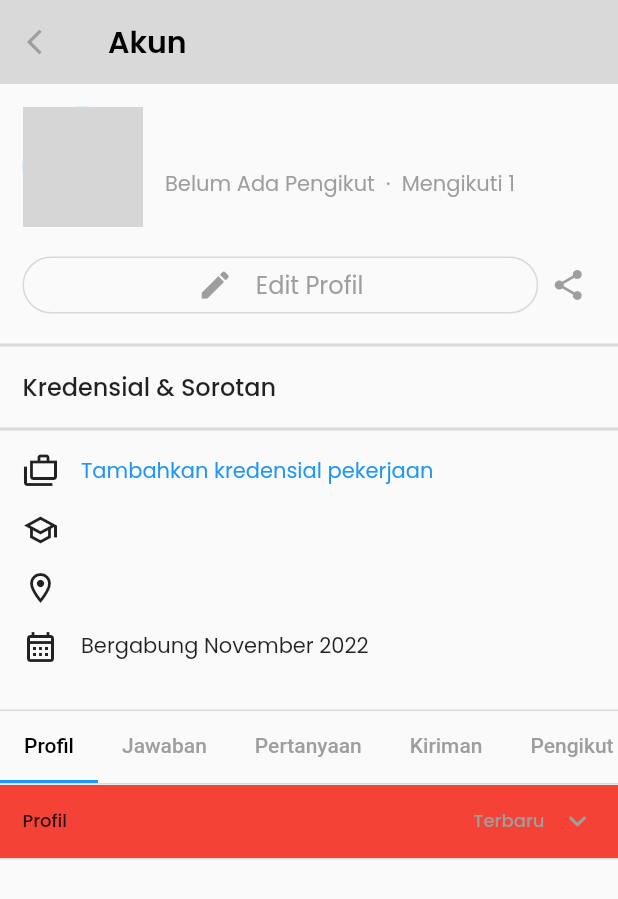
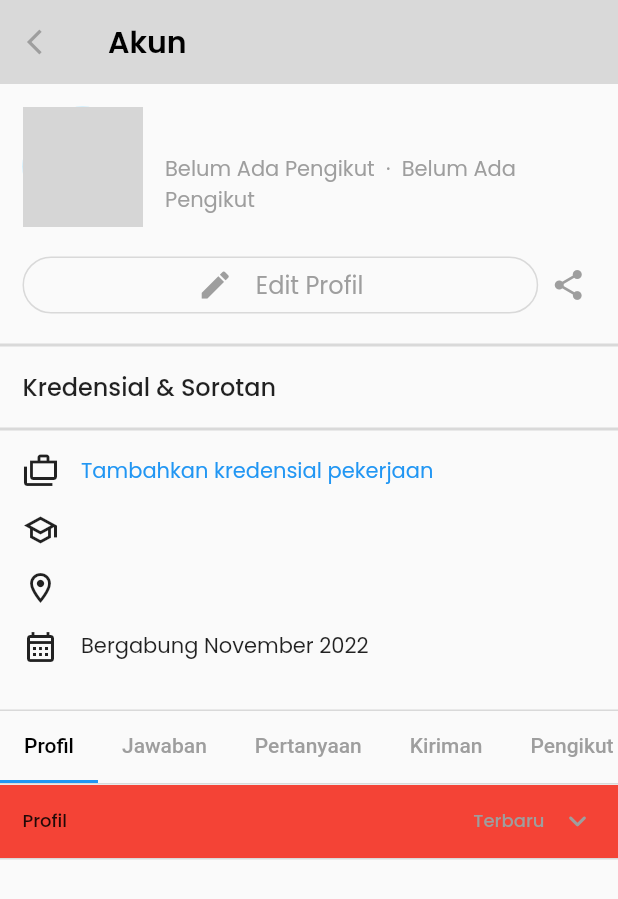
Before and after one commit to RNHDayat/fcafein, a Flutter app: the UserAkun screen opened directly, on a phone screen of 412 x 824 dp. Shown: the top 899 px of the screen. Run offline on Flutter 3.47's test engine with Material 2 defaults, Android fonts, the phone set to English and light mode, and no system bars; our stand-ins replace expandable_text, faker, google_fonts, infinite_scroll_pagination, share_plus, shared_preferences and 1 more; missing offline and left inert: pointycastle; accounts and stored records are empty; network calls fail; grey boxes are pictures that could not be loaded.

Commit message:
add following follower in profile

```diff
--- a/lib/screens/user_akun.dart
+++ b/lib/screens/user_akun.dart
@@ -256,8 +256,8 @@ class _UserAkun extends State<UserAkun> with SingleTickerProviderStateMixin {
                                   ),
                                   children: <TextSpan>[
                                     TextSpan(
-                                      text: followingId.isNotEmpty
-                                          ? '$followingId Pengikut'
+                                      text: followingList.isNotEmpty
+                                          ? '${followerList.length} Pengikut'
                                           : 'Belum Ada Pengikut',
                                       style: GoogleFonts.poppins(
                                         textStyle:
@@ -268,8 +268,9 @@ class _UserAkun extends State<UserAkun> with SingleTickerProviderStateMixin {
                                           Navigator.push(
                                             context,
                                             MaterialPageRoute(
-                                                builder: (context) =>
-                                                    const UserFollower()),
+                                              builder: (context) =>
+                                                  const UserFollower(),
+                                            ),
                                           );
                                         },
                                     ),
@@ -280,7 +281,9 @@ class _UserAkun extends State<UserAkun> with SingleTickerProviderStateMixin {
                                               color: Colors.grey)),
                                     ),
                                     TextSpan(
-                                      text: 'Mengikuti 1',
+                                      text: followingList.isNotEmpty
+                                          ? 'Mengikuti ${followingList.length}'
+                                          : 'Belum Ada Pengikut',
                                       style: GoogleFonts.poppins(
                                         textStyle:
                                             const TextStyle(color: Colors.grey),
```
Also changed, not shown: pubspec.lock.
